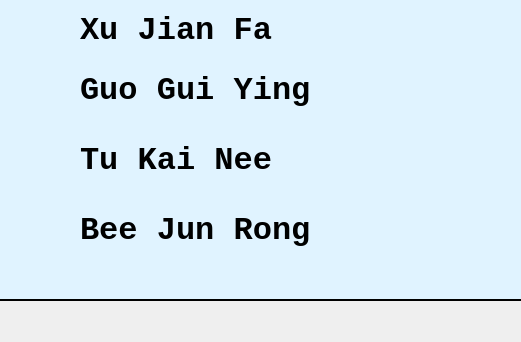
tookaini-gif/undergraduate-projects-2022-2026, file 计算机专业基础实习/项目2-iCure原版Qt团队项目/iCure/hospital_profile.ui: the form before one commit; both pictures show x 190 to 711 and y 300 to 642 of the 865 by 642 pixel window.
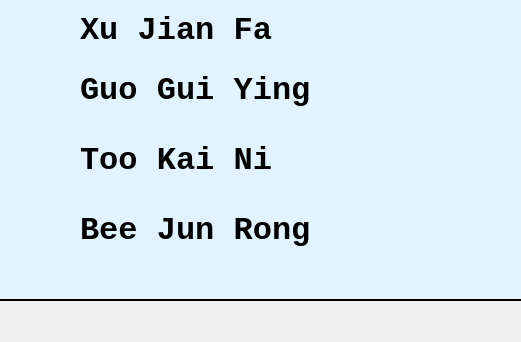
The form after the commit.

```diff
--- a/计算机专业基础实习/项目2-iCure原版Qt团队项目/iCure/hospital_profile.ui
+++ b/计算机专业基础实习/项目2-iCure原版Qt团队项目/iCure/hospital_profile.ui
@@ -198,7 +198,7 @@
      </font>
     </property>
     <property name="text">
-     <string>Tu Kai Nee</string>
+     <string>Too Kai Ni</string>
     </property>
    </widget>
    <widget class="QLabel" name="label_8">
```
